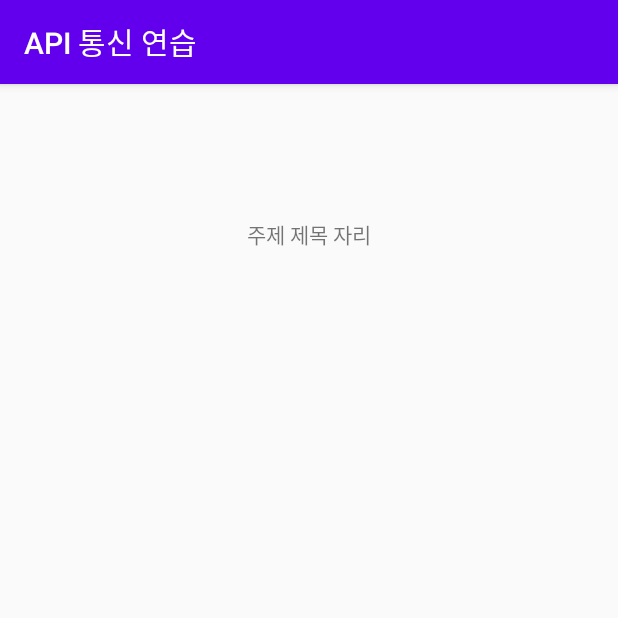
After one commit to nagasee0526/APIPractice_200613, an Android app: the ViewTopicDetailActivity screen opened directly, with no data from a screen before it, on a phone screen of 412 x 824 dp, the top half of it. The commit adds this screen. Run offline under Robolectric (Android 15) with nearby library versions, the phone set to English and light mode, and no system bars.

Commit message:
주제 진행상황 상세보기 준비

```diff
--- a/app/build.gradle
+++ b/app/build.gradle
@@ -33,6 +33,8 @@ dependencies {
     implementation 'androidx.constraintlayout:constraintlayout:1.1.3'
     implementation "com.squareup.okhttp3:okhttp:4.7.2"
     implementation 'de.hdodenhof:circleimageview:3.1.0'
+    implementation 'com.github.bumptech.glide:glide:4.11.0'
+    annotationProcessor 'com.github.bumptech.glide:compiler:4.11.0'
     testImplementation 'junit:junit:4.12'
     androidTestImplementation 'androidx.test.ext:junit:1.1.1'
     androidTestImplementation 'androidx.test.espresso:espresso-core:3.2.0'
--- a/app/src/main/AndroidManifest.xml
+++ b/app/src/main/AndroidManifest.xml
@@ -12,7 +12,8 @@
         android:supportsRtl="true"
         android:theme="@style/AppTheme"
         android:usesCleartextTraffic="true">
-        <activity android:name=".topic_list_item"></activity>
+        <activity android:name=".ViewTopicDetailActivity"></activity>
+        <activity android:name=".topic_list_item" />
         <activity
             android:name=".SplashActivity"
             android:theme="@style/Theme.AppCompat.Light.NoActionBar">
--- /dev/null
+++ b/app/src/main/java/com/ubis/apipractice_200613/ViewTopicDetailActivity.kt
@@ -0,0 +1,37 @@
+package com.ubis.apipractice_200613
+
+import androidx.appcompat.app.AppCompatActivity
+import android.os.Bundle
+import android.util.Log
+import android.widget.Toast
+
+class ViewTopicDetailActivity : baseActivity() {
+
+    // 화면에서 넘겨준 주제 ID
+    var mTopicId = -1
+
+    override fun onCreate(savedInstanceState: Bundle?) {
+        super.onCreate(savedInstanceState)
+        setContentView(R.layout.activity_view_topic_detail)
+
+        setEvents()
+        setValues()
+    }
+
+    override fun setValues() {
+
+         mTopicId = intent.getIntExtra("topic_id", -1)
+
+        if( mTopicId == -1){
+            Toast.makeText(mContext, "잘못된 접근입니다.", Toast.LENGTH_SHORT).show()
+            return
+        }
+
+        Log.d("넘겨받은 주제 아이디", mTopicId.toString())
+        // 넘겨받은 아이디값으로 서버에서 해당 주제를 불러온다
+
+    }
+
+    override fun setEvents() {
+    }
+}
--- a/app/src/main/res/layout/activity_topic_list_item.xml
+++ b/app/src/main/res/layout/activity_topic_list_item.xml
@@ -15,11 +15,13 @@
         android:gravity="center_vertical">
 
         <ImageView
+            android:id="@+id/topicImageView"
             android:layout_width="100dp"
             android:layout_height="100dp"
             android:src="@mipmap/ic_launcher"/>
 
         <TextView
+            android:id="@+id/topicTitleTxt"
             android:layout_width="wrap_content"
             android:layout_height="wrap_content"
             android:layout_marginLeft="10dp"
--- /dev/null
+++ b/app/src/main/res/layout/activity_view_topic_detail.xml
@@ -0,0 +1,38 @@
+<?xml version="1.0" encoding="utf-8"?>
+<LinearLayout xmlns:android="http://schemas.android.com/apk/res/android"
+    xmlns:app="http://schemas.android.com/apk/res-auto"
+    xmlns:tools="http://schemas.android.com/tools"
+    android:layout_width="match_parent"
+    android:layout_height="match_parent"
+    android:orientation="vertical"
+    tools:context=".ViewTopicDetailActivity">
+
+    <FrameLayout
+        android:layout_width="match_parent"
+        android:layout_height="200dp">
+
+        <ImageView
+            android:id="@+id/topicImg"
+            android:layout_width="match_parent"
+            android:layout_height="match_parent"
+            android:scaleType="centerCrop" />
+
+        <LinearLayout
+            android:layout_width="wrap_content"
+            android:layout_height="wrap_content"
+            android:orientation="vertical"
+            android:layout_gravity="center">
+
+            <TextView
+                android:id="@+id/topicTitleTxt"
+                android:layout_width="wrap_content"
+                android:layout_height="wrap_content"
+                android:text="주제 제목 자리"/>
+
+        </LinearLayout>
+
+    </FrameLayout>
+
+
+
+</LinearLayout>
--- a/build.gradle
+++ b/build.gradle
@@ -5,7 +5,7 @@ buildscript {
     repositories {
         google()
         jcenter()
-
+        mavenCentral()
     }
     dependencies {
         classpath 'com.android.tools.build:gradle:3.6.3'
```
Also changed, not shown: app/src/main/java/com/ubis/apipractice_200613/MainActivity.kt (+65 -0 lines), app/src/main/java/com/ubis/apipractice_200613/adapters/TopicAdapter.kt (added, +39 -0 lines), app/src/main/java/com/ubis/apipractice_200613/datas/Topic.kt (+15 -0 lines), app/src/main/java/com/ubis/apipractice_200613/utils/ServerUtils.kt (+38 -0 lines).
